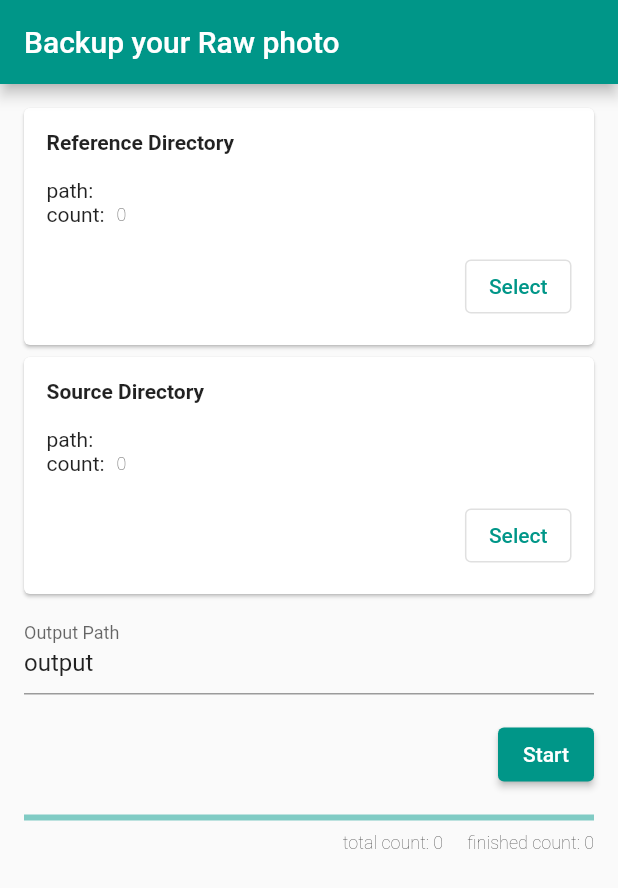
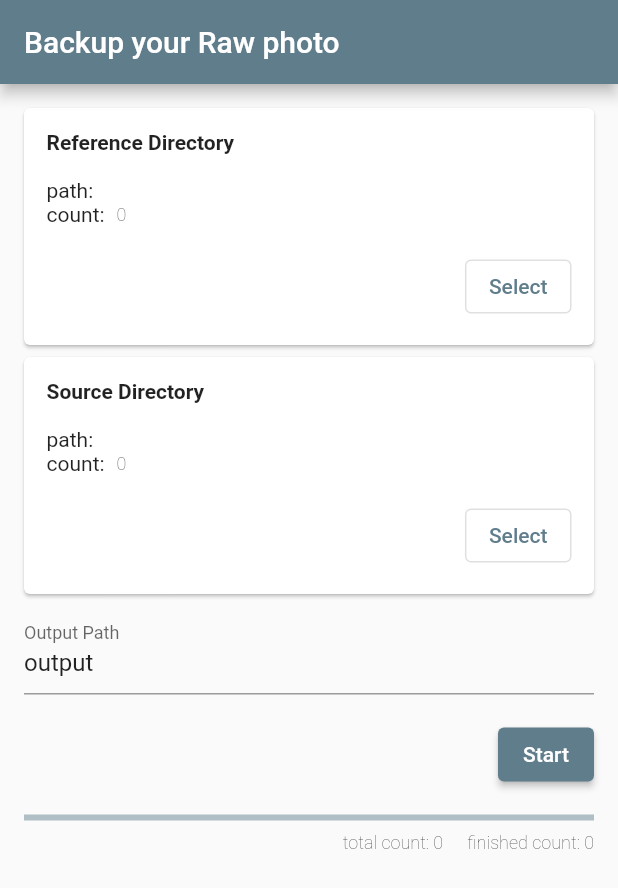
Before and after one commit to Eraylee/diff_backup, a Flutter app: the screen it shows after launch, on a phone screen of 412 x 824 dp. Shown: the top 888 px of the screen. Run offline on Flutter 3.47's test engine with Material 2 defaults, Android fonts, the phone set to English and light mode, and no system bars; missing offline and left inert: dart:ffi, file_selector, process_run.

Commit message:
refactor: 🦄 modify theme

```diff
--- a/lib/main.dart
+++ b/lib/main.dart
@@ -24,7 +24,7 @@ class MyApp extends StatelessWidget {
         // or simply save your changes to "hot reload" in a Flutter IDE).
         // Notice that the counter didn't reset back to zero; the application
         // is not restarted.
-        primarySwatch: Colors.teal,
+        primarySwatch: Colors.blueGrey,
       ),
       home: const HomePage(),
     );
```
Also changed, not shown: 1 other file.
